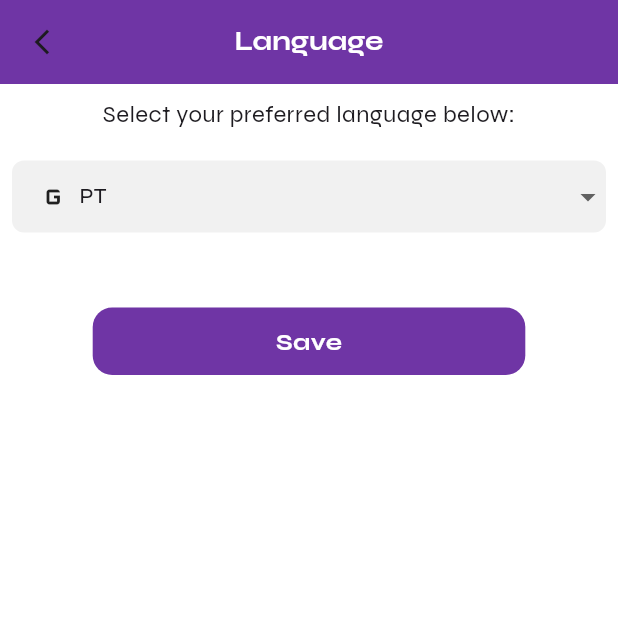
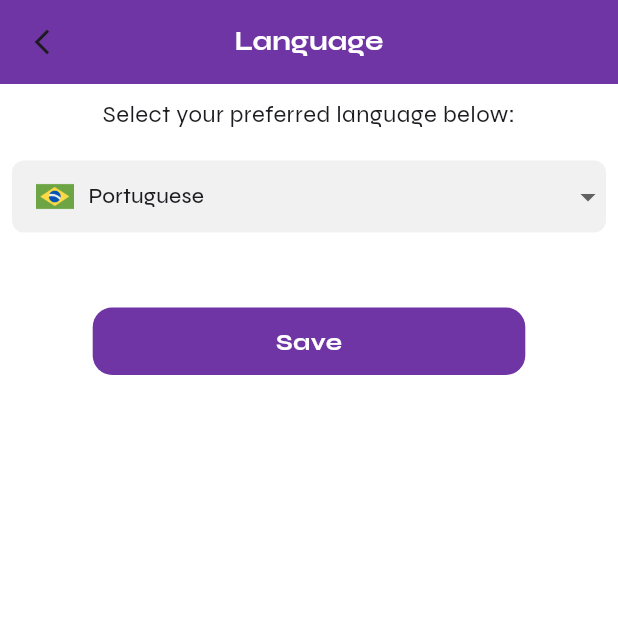
Before and after one commit to waneymartinsM/crud_flutter, a Flutter app: the LanguageSelectPage screen opened by its route, on a phone screen of 412 x 824 dp, the top half of it. Run offline on Flutter 3.47's test engine with Material 3 defaults, Android fonts, the phone set to English and light mode, and no system bars; drawn by our look-alikes of dropdown_button2; our stand-ins replace brasil_fields, cached_network_image, cloud_firestore, email_validator, firebase_auth, firebase_core and 10 more; missing offline and left inert: cpf_cnpj_validator, validatorless; accounts and stored records are empty; generated files the repository leaves out were written again.

Commit message:
melhorias no codigo

```diff
--- a/lib/app/modules/home/view/language_select_page.dart
+++ b/lib/app/modules/home/view/language_select_page.dart
@@ -10,7 +10,10 @@ import 'package:flutter_gen/gen_l10n/app_localizations.dart';
 import 'package:shared_preferences/shared_preferences.dart';
 
 class LanguageSelectPage extends StatefulWidget {
-  const LanguageSelectPage({super.key, required this.selectedLocale});
+  const LanguageSelectPage({
+    super.key,
+    required this.selectedLocale,
+  });
 
   final Locale selectedLocale;
 
@@ -20,8 +23,6 @@ class LanguageSelectPage extends StatefulWidget {
 
 class _LanguageSelectPageState extends State<LanguageSelectPage> {
   late Locale _selectedLanguage;
-  final List<String> items = ['Item1', 'Item2', 'Item3', 'Item4'];
-  String? selectedValue;
 
   @override
   void initState() {
@@ -51,67 +52,78 @@ class _LanguageSelectPageState extends State<LanguageSelectPage> {
     return Scaffold(
       appBar: AppBar(
         centerTitle: true,
-        leading: IconButton(
+        leading: _buildArrowBack(),
+        backgroundColor: purple,
+        elevation: 0,
+        title: _buildTextLanguage(context),
+      ),
+      body: _buildBody(context),
+    );
+  }
+
+  IconButton _buildArrowBack() {
+    return IconButton(
       icon: const Icon(Icons.arrow_back_ios_new_outlined, size: 20),
       onPressed: () => Modular.to.navigate('/home'),
-        ),
-        backgroundColor: purple,
-        elevation: 0,
-        title: Text(
+    );
+  }
+
+  Text _buildTextLanguage(BuildContext context) {
+    return Text(
       AppLocalizations.of(context)!.language,
       style: GoogleFonts.syne(
-            fontSize: 18,
-            fontWeight: FontWeight.bold,
-            color: Colors.white,
-          ),
-        ),
-      ),
-      body: Padding(
+          fontSize: 18, fontWeight: FontWeight.bold, color: Colors.white),
+    );
+  }
+
+  Padding _buildBody(BuildContext context) {
+    return Padding(
       padding: const EdgeInsets.all(8.0),
       child: Column(
         children: [
-            Text(
+          _buildTextSelectLanguage(context),
+          const SizedBox(height: 20),
+          _buildDropdown(context),
+          const SizedBox(height: 50),
+          _buildButtonSave(context),
+        ],
+      ),
+    );
+  }
+
+  Text _buildTextSelectLanguage(BuildContext context) {
+    return Text(
       AppLocalizations.of(context)!.selectPreferredLanguage,
-              style: GoogleFonts.syne(
-                fontSize: 16,
-                fontWeight: FontWeight.w400,
-              ),
-            ),
-            const SizedBox(height: 20),
-            Container(
+      style: GoogleFonts.syne(fontSize: 16, fontWeight: FontWeight.w400),
+    );
+  }
+
+  Container _buildDropdown(BuildContext context) {
+    var textStyle = GoogleFonts.syne(fontSize: 14);
+    return Container(
       decoration: BoxDecoration(
           color: greyLight, borderRadius: BorderRadius.circular(8)),
       child: DropdownButtonHideUnderline(
         child: DropdownButton2<Locale>(
           isExpanded: true,
-                  hint: Text( AppLocalizations.of(context)!.selectTheLanguage,
-                      style: GoogleFonts.syne(
-                          fontSize: 14, color: Theme.of(context).hintColor)),
+          hint: Text(AppLocalizations.of(context)!.selectTheLanguage,
+              style: textStyle),
           items: L10n.all.map((Locale value) {
-                    IconData iconData;
+            String image;
             switch (value.languageCode) {
               case 'en':
-                        iconData = Icons.flag_outlined;
+                image = 'assets/images/estados-unidos.png';
                 break;
               case 'pt':
-                        iconData = Icons.g_mobiledata;
+                image = 'assets/images/brasil.png';
+                break;
+              case 'es':
+                image = 'assets/images/espanha.png';
                 break;
               default:
-                        iconData = Icons.opacity;
+                image = 'assets/images/brasil.png';
             }
-                    return DropdownMenuItem<Locale>(
-                      value: value,
-                      child: Row(
-                        children: [
-                          Icon(iconData),
-                          const SizedBox(width: 5),
-                          Text(
-                            value.languageCode.toUpperCase(),
-                            style: GoogleFonts.syne(fontSize: 14),
-                          ),
-                        ],
-                      ),
-                    );
+            return dropdownMenuItem(value, image, textStyle);
           }).toList(),
           value: _selectedLanguage,
           onChanged: (Locale? locale) {
@@ -119,17 +131,36 @@ class _LanguageSelectPageState extends State<LanguageSelectPage> {
               _updateLanguage(locale);
             }
           },
-                  dropdownStyleData: DropdownStyleData(
-                    padding: const EdgeInsets.symmetric(vertical: 6),
-                    decoration:
-                        BoxDecoration(borderRadius: BorderRadius.circular(8)),
-                    offset: const Offset(0, 8),
+          dropdownStyleData: dropdownStyleData(),
         ),
       ),
+    );
+  }
+
+  DropdownMenuItem<Locale> dropdownMenuItem(
+      Locale value, String image, TextStyle textStyle) {
+    return DropdownMenuItem<Locale>(
+      value: value,
+      child: Row(
+        children: [
+          Image.asset(image, height: 25),
+          const SizedBox(width: 10),
+          Text(translateLanguage(value.toString()), style: textStyle),
+        ],
       ),
-            ),
-            const SizedBox(height: 50),
-            CustomAnimatedButton(
+    );
+  }
+
+  DropdownStyleData dropdownStyleData() {
+    return DropdownStyleData(
+      padding: const EdgeInsets.symmetric(vertical: 6),
+      decoration: BoxDecoration(borderRadius: BorderRadius.circular(8)),
+      offset: const Offset(0, 8),
+    );
+  }
+
+  CustomAnimatedButton _buildButtonSave(BuildContext context) {
+    return CustomAnimatedButton(
       onTap: () async {
         SharedPreferences prefs = await SharedPreferences.getInstance();
         await prefs.setString(
@@ -141,10 +172,19 @@ class _LanguageSelectPageState extends State<LanguageSelectPage> {
       colorText: white,
       color: purple,
       text: AppLocalizations.of(context)!.save,
-            ),
-          ],
-        ),
-      ),
     );
   }
+
+  String translateLanguage(String languageCode) {
+    switch (languageCode) {
+      case 'pt':
+        return AppLocalizations.of(context)!.portuguese;
+      case 'en':
+        return AppLocalizations.of(context)!.english;
+      case 'es':
+        return AppLocalizations.of(context)!.spanish;
+      default:
+        return languageCode;
     }
+  }
+}
--- a/lib/l10n/app_en.arb
+++ b/lib/l10n/app_en.arb
@@ -58,5 +58,8 @@
 
   "language": "Language",
   "selectPreferredLanguage": "Select your preferred language below:",
-  "selectTheLanguage": "Select the language"
+  "selectTheLanguage": "Select the language",
+  "portuguese": "Portuguese",
+  "english": "English",
+  "spanish": "Spanish"
 }
--- a/lib/l10n/app_es.arb
+++ b/lib/l10n/app_es.arb
@@ -58,6 +58,9 @@
 
   "language": "Idioma",
   "selectPreferredLanguage": "Seleccione su idioma preferido a continuación:",
-  "selectTheLanguage": "Selecciona el idioma"
+  "selectTheLanguage": "Selecciona el idioma",
+  "portuguese": "Portugués",
+  "english": "Inglés",
+  "spanish": "Español"
 
 }
--- a/lib/l10n/app_pt.arb
+++ b/lib/l10n/app_pt.arb
@@ -58,5 +58,8 @@
 
   "language": "Idioma",
   "selectPreferredLanguage": "Selecione abaixo o idioma de sua preferência:",
-  "selectTheLanguage": "Selecione o idioma"
+  "selectTheLanguage": "Selecione o idioma",
+  "portuguese": "Português",
+  "english": "Inglês",
+  "spanish": "Espanhol"
 }
```
Lines whose indentation alone changed are shown as unchanged.
